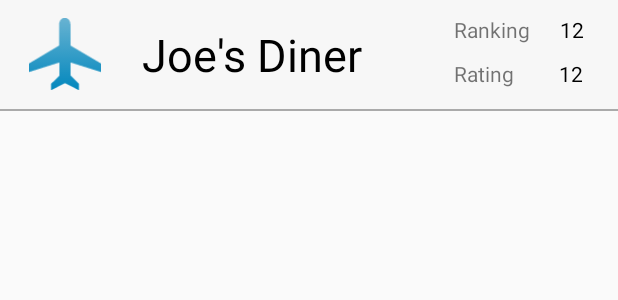
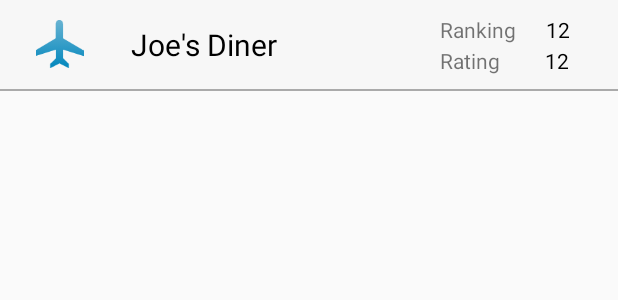
Before and after one commit to tadayoni1/whatshot, an Android app: the layout main_list_item.xml on its own in the app's theme, with its tools: preview values and no code run, on a phone screen of 412 x 824 dp. Shown: the top 300 px of the screen. Run offline under Robolectric (Android 15) with nearby library versions, the phone set to English and light mode, and no system bars.

Commit message:
More touches on main_list_item look and enabling rating with the adapter.

```diff
--- a/WhatsHot/app/src/main/java/com/example/android/whatshot/MainActivity.java
+++ b/WhatsHot/app/src/main/java/com/example/android/whatshot/MainActivity.java
@@ -35,6 +35,7 @@ import android.widget.Toast;
 
 import com.example.android.whatshot.data.PlaceTypes;
 import com.example.android.whatshot.data.PopularTimesContract;
+import com.example.android.whatshot.utilities.FakeDataUtils;
 import com.example.android.whatshot.utilities.Geofencing;
 import com.example.android.whatshot.utilities.LocationUtils;
 import com.example.android.whatshot.utilities.NetworkUtils;
@@ -127,7 +128,6 @@ public class MainActivity extends AppCompatActivity
 
         if (ActivityCompat.checkSelfPermission(MainActivity.this,
                 android.Manifest.permission.ACCESS_FINE_LOCATION) != PackageManager.PERMISSION_GRANTED) {
-            Toast.makeText(getApplicationContext(), "Your location is required for app to function", Toast.LENGTH_LONG).show();
             ActivityCompat.requestPermissions(MainActivity.this,
                     new String[]{android.Manifest.permission.ACCESS_FINE_LOCATION},
                     PERMISSIONS_REQUEST_FINE_LOCATION);
@@ -262,9 +262,9 @@ public class MainActivity extends AppCompatActivity
             URL populartimesUrl = new URL(searchQueryUrlString);
             Log.d(getClass().toString(), "populartimesUrl in Loader: " + populartimesUrl);
 
-            String populartimesSearchResults = NetworkUtils.getResponseFromHttpUrl(populartimesUrl);
+            //String populartimesSearchResults = NetworkUtils.getResponseFromHttpUrl(populartimesUrl);
 
-            //String populartimesSearchResults = FakeDataUtils.samplePopulartimesJson;
+            String populartimesSearchResults = FakeDataUtils.samplePopulartimesJson;
             Log.d(getClass().toString(), "populartimesSearchResults in Loader: " + populartimesSearchResults);
 //                    return WhatsHotJsonUtils.sortByDayAndHour(populartimesSearchResults, 0, 0);
             ContentValues[] contentValues = WhatsHotJsonUtils.getVenueContentValuesFromJsonString(populartimesSearchResults, this);
@@ -371,16 +371,20 @@ public class MainActivity extends AppCompatActivity
     @Override
     protected void onStart() {
         super.onStart();
-        if (!mClient.isConnecting() || !mClient.isConnected()) {
-            mClient.connect();
+        if(mClient != null) {
+            if (!mClient.isConnecting() || !mClient.isConnected()) {
+                mClient.connect();
+            }
         }
     }
 
     @Override
     protected void onStop() {
         super.onStop();
-        if (mClient.isConnecting() || mClient.isConnected()) {
-            mClient.disconnect();
+        if(mClient != null) {
+            if (mClient.isConnecting() || mClient.isConnected()) {
+                mClient.disconnect();
+            }
         }
     }
 
@@ -397,7 +401,9 @@ public class MainActivity extends AppCompatActivity
 
     @Override
     public void onConnectionSuspended(int i) {
-        mClient.connect();
+        if(mClient != null) {
+            mClient.connect();
+        }
     }
 
     @Override
--- a/WhatsHot/app/src/main/java/com/example/android/whatshot/PopularTimesAdapter.java
+++ b/WhatsHot/app/src/main/java/com/example/android/whatshot/PopularTimesAdapter.java
@@ -62,6 +62,7 @@ public class PopularTimesAdapter extends RecyclerView.Adapter<PopularTimesAdapte
 
         holder.establishmentNameView.setText(mCursor.getString(mCursor.getColumnIndex(PopularTimesContract.VenueEntry.COLUMN_NAME)));
         holder.rankView.setText(mCursor.getString(mCursor.getColumnIndex(PopularTimesContract.VenueEntry.VenueHoursEntry.COLUMN_POPULARITY)));
+        holder.rantingView.setText(mCursor.getString(mCursor.getColumnIndex(PopularTimesContract.VenueEntry.COLUMN_RATING)));
     }
 
     @Override
@@ -74,12 +75,14 @@ public class PopularTimesAdapter extends RecyclerView.Adapter<PopularTimesAdapte
 
         final TextView establishmentNameView;
         final TextView rankView;
+        final TextView rantingView;
         final ImageView establishmentImageView;
 
         public PopularTimesAdapterViewHolder(View itemView) {
             super(itemView);
             establishmentNameView = itemView.findViewById(R.id.establishment_name);
             rankView = itemView.findViewById(R.id.rankTextView);
+            rantingView = itemView.findViewById(R.id.ratingsTextView);
             establishmentImageView = itemView.findViewById(R.id.establishment_image);
         }
 
--- a/WhatsHot/app/src/main/res/layout/main_list_item.xml
+++ b/WhatsHot/app/src/main/res/layout/main_list_item.xml
@@ -1,14 +1,18 @@
 <?xml version="1.0" encoding="utf-8"?>
-<LinearLayout xmlns:android="http://schemas.android.com/apk/res/android"
+<LinearLayout
+    xmlns:android="http://schemas.android.com/apk/res/android"
     xmlns:app="http://schemas.android.com/apk/res-auto"
     xmlns:tools="http://schemas.android.com/tools"
     android:orientation="vertical"
+    android:background="@drawable/list_item_selector"
     android:layout_width="match_parent"
-    android:layout_height="wrap_content"
-    android:background="@drawable/list_item_selector">
+    android:layout_height="wrap_content">
 
     <!-- TODO: Kenda, Hamed -->
     <LinearLayout
+        xmlns:android="http://schemas.android.com/apk/res/android"
+        xmlns:app="http://schemas.android.com/apk/res-auto"
+        xmlns:tools="http://schemas.android.com/tools"
         android:id="@+id/item_view"
         android:orientation="horizontal"
         android:layout_width="match_parent"
@@ -20,30 +24,35 @@
         <ImageView
             android:id="@+id/establishment_image"
             android:layout_gravity="center"
-            android:layout_width="48dp"
-            android:layout_height="48dp"
+            android:layout_width="32dp"
+            android:layout_height="32dp"
             android:layout_marginLeft="8dp"
             android:layout_marginStart="8dp"
             app:srcCompat="@mipmap/ic_airport_71"
-            android:layout_weight="2"/>
+            android:layout_weight="1"/>
 
         <!-- TextView that displays the name of the establishment -->
 
         <TextView
             android:id="@+id/establishment_name"
             style="@style/itemListStyle"
-            android:layout_width="wrap_content"
+            android:layout_width="0dp"
             android:layout_height="wrap_content"
             android:textColor="@android:color/black"
-            android:textSize="30sp"
             tools:text="Joe's Diner"
-            android:layout_weight="4"/>
+            android:textSize="20sp"
+            android:lines="1"
+            android:autoSizeTextType="uniform"
+            android:autoSizeMinTextSize="12sp"
+            android:autoSizeMaxTextSize="100sp"
+            android:autoSizeStepGranularity="2sp"
+            android:layout_weight="6"/>
 
 
         <LinearLayout
             android:layout_width="wrap_content"
             android:layout_height="match_parent"
-            android:layout_weight="2"
+            android:layout_weight="1"
             android:orientation="vertical">
 
             <LinearLayout
@@ -70,7 +79,7 @@
             <LinearLayout
                 android:layout_width="match_parent"
                 android:layout_height="wrap_content"
-                android:layout_marginTop="10dp"
+                android:layout_marginTop="1dp"
                 android:orientation="horizontal">
 
                 <TextView
```
Also changed, not shown: WhatsHot/app/src/main/res/drawable/list_item_selector.xml (line endings or trailing spaces).
